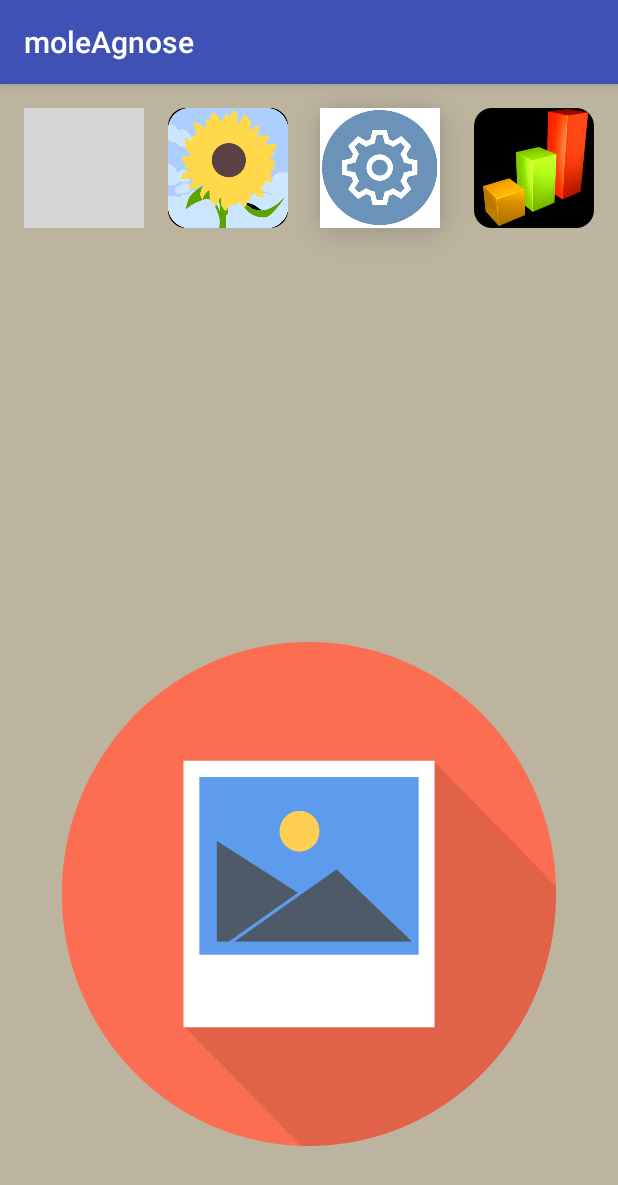
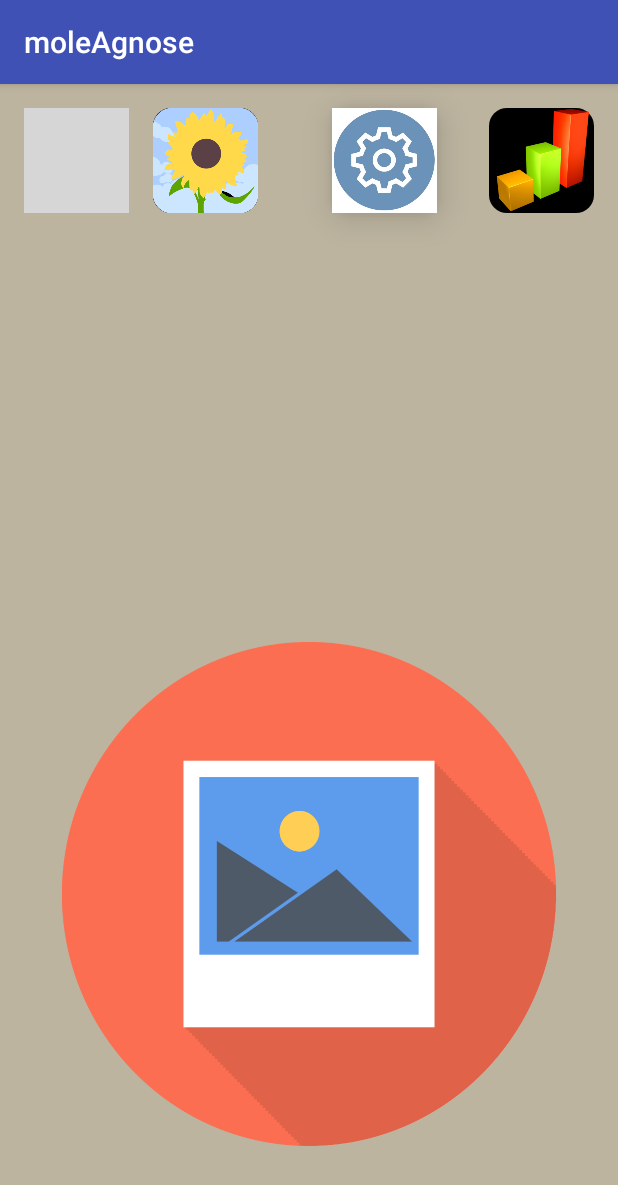
Before and after one commit to Oterem/OpencvDemo, an Android app: the screen it shows after launch (MainActivity), on a phone screen of 412 x 824 dp. Shown: the top 1185 px of the screen. Run offline under Robolectric (Android 15) with nearby library versions, the phone set to English and light mode, and no system bars; libraries missing offline, so code that uses them is left out: com.theartofdev.edmodo; plain views replace CropImageView; 1 statement that could not run was skipped; grey boxes are pictures that could not be loaded.

Commit message:
-XML update

```diff
--- a/app/src/main/res/layout/activity_main.xml
+++ b/app/src/main/res/layout/activity_main.xml
@@ -12,31 +12,29 @@
 
     <ImageButton
         android:id="@+id/imageButton"
-        android:layout_width="80dp"
-        android:layout_height="80dp"
+        android:layout_width="70dp"
+        android:layout_height="70dp"
 
 
+        android:layout_marginBottom="8dp"
+        android:layout_marginLeft="16dp"
+        android:layout_marginRight="8dp"
+
+        android:layout_marginTop="16dp"
         android:adjustViewBounds="true"
         android:background="@drawable/rounded_corners"
+
+
         android:contentDescription="@string/launching_camera"
-
         android:onClick="launchCamera"
         android:scaleType="fitXY"
         android:src="@drawable/camera_icon"
-
-
-
-
+        app:layout_constraintBottom_toBottomOf="parent"
+        app:layout_constraintHorizontal_bias="0.0"
+        app:layout_constraintLeft_toLeftOf="parent"
+        app:layout_constraintRight_toRightOf="parent"
         app:layout_constraintTop_toTopOf="parent"
-        android:layout_marginLeft="16dp"
-        app:layout_constraintLeft_toLeftOf="parent"
-        app:layout_constraintBottom_toBottomOf="parent"
-        android:layout_marginBottom="8dp"
-        app:layout_constraintVertical_bias="0.0"
-        android:layout_marginTop="16dp"
-        android:layout_marginRight="8dp"
-        app:layout_constraintRight_toRightOf="parent"
-        app:layout_constraintHorizontal_bias="0.0" />
+        app:layout_constraintVertical_bias="0.0" />
 
     <ImageView
         android:id="@+id/pic1"
@@ -62,51 +60,51 @@
 
     <ImageButton
         android:id="@+id/browse_btn"
-        android:layout_width="80dp"
-        android:layout_height="80dp"
+        android:layout_width="70dp"
+        android:layout_height="70dp"
+        android:layout_alignStart="@+id/cropImageView"
+        android:layout_below="@+id/textView"
+        android:layout_marginBottom="8dp"
+        android:layout_marginLeft="16dp"
+        android:layout_marginRight="8dp"
+        android:layout_marginTop="16dp"
         android:background="@drawable/rounded_corners"
         android:contentDescription="@string/browsing_gallery"
         android:cropToPadding="false"
         android:onClick="onBrowseClick"
         android:scaleType="fitXY"
         android:src="@drawable/gallery_icon"
-        android:layout_below="@+id/textView"
-        android:layout_alignStart="@+id/cropImageView"
+        app:layout_constraintBottom_toBottomOf="parent"
+        app:layout_constraintHorizontal_bias="0.0"
         app:layout_constraintLeft_toRightOf="@+id/imageButton"
-        android:layout_marginLeft="16dp"
+        app:layout_constraintRight_toRightOf="@+id/hostogram_btn"
         app:layout_constraintTop_toTopOf="parent"
-        android:layout_marginTop="16dp"
-        app:layout_constraintBottom_toBottomOf="parent"
-        android:layout_marginBottom="8dp"
-        app:layout_constraintVertical_bias="0.0"
-        android:layout_marginRight="8dp"
-        app:layout_constraintRight_toRightOf="@+id/hostogram_btn"
-        app:layout_constraintHorizontal_bias="0.0" />
+        app:layout_constraintVertical_bias="0.0" />
 
     <ImageButton
         android:id="@+id/analyze_btn"
-        android:layout_width="80dp"
-        android:layout_height="80dp"
+        android:layout_width="70dp"
+        android:layout_height="70dp"
+        android:layout_alignTop="@+id/hostogram_btn"
+        android:layout_marginBottom="8dp"
+        android:layout_marginLeft="16dp"
+        android:layout_marginRight="8dp"
+        android:layout_marginTop="16dp"
+        android:layout_toEndOf="@+id/cropImageView"
+
         android:background="@drawable/rounded_corners"
         android:contentDescription="@string/image_proccess"
         android:elevation="14dp"
+
         android:onClick="onAnalyzeClick"
         android:scaleType="fitXY"
         android:src="@drawable/analyze_icon"
-
-        android:layout_alignTop="@+id/hostogram_btn"
-        android:layout_toEndOf="@+id/cropImageView"
+        app:layout_constraintBottom_toBottomOf="parent"
+        app:layout_constraintHorizontal_bias="0.646"
+        app:layout_constraintLeft_toLeftOf="parent"
+        app:layout_constraintRight_toRightOf="parent"
         app:layout_constraintTop_toTopOf="parent"
-
-        android:layout_marginTop="16dp"
-        app:layout_constraintBottom_toBottomOf="parent"
-        android:layout_marginBottom="8dp"
-        app:layout_constraintVertical_bias="0.0"
-        android:layout_marginLeft="24dp"
-        app:layout_constraintLeft_toLeftOf="parent"
-        android:layout_marginRight="0dp"
-        app:layout_constraintRight_toRightOf="parent"
-        app:layout_constraintHorizontal_bias="0.615" />
+        app:layout_constraintVertical_bias="0.0" />
 
     <com.theartofdev.edmodo.cropper.CropImageView xmlns:custom="http://schemas.android.com/apk/res-auto"
         android:id="@+id/cropImageView"
@@ -143,28 +141,28 @@
 
     <ImageButton
         android:id="@+id/hostogram_btn"
-        android:layout_width="80dp"
-        android:layout_height="80dp"
+        android:layout_width="70dp"
+        android:layout_height="70dp"
 
+        android:layout_below="@+id/textView"
+        android:layout_marginBottom="8dp"
+        android:layout_marginLeft="8dp"
+        android:layout_marginRight="16dp"
+        android:layout_marginTop="16dp"
+        android:layout_toStartOf="@+id/analyze_btn"
         android:background="@drawable/rounded_corners"
         android:contentDescription="@string/calculating_histogram"
         android:cropToPadding="false"
+
+
         android:onClick="onHistogramClicked"
         android:scaleType="fitXY"
         android:src="@drawable/histogram_icon"
-        android:layout_below="@+id/textView"
-        android:layout_toStartOf="@+id/analyze_btn"
+        app:layout_constraintBottom_toBottomOf="parent"
+        app:layout_constraintHorizontal_bias="1.0"
+        app:layout_constraintLeft_toRightOf="@+id/analyze_btn"
+        app:layout_constraintRight_toRightOf="parent"
         app:layout_constraintTop_toTopOf="parent"
-
-
-        app:layout_constraintRight_toRightOf="parent"
-        app:layout_constraintLeft_toRightOf="@+id/analyze_btn"
-        android:layout_marginLeft="8dp"
-        app:layout_constraintHorizontal_bias="1.0"
-        android:layout_marginTop="16dp"
-        android:layout_marginRight="16dp"
-        app:layout_constraintBottom_toBottomOf="parent"
-        android:layout_marginBottom="8dp"
         app:layout_constraintVertical_bias="0.0" />
 
     <TextView
```
